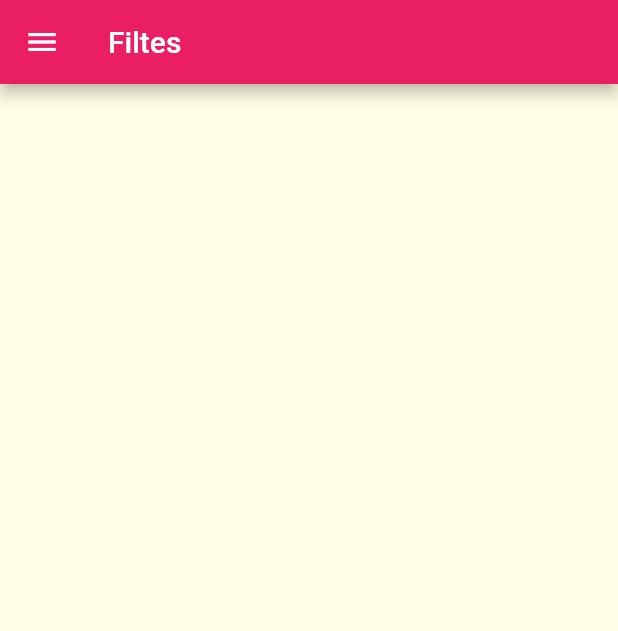
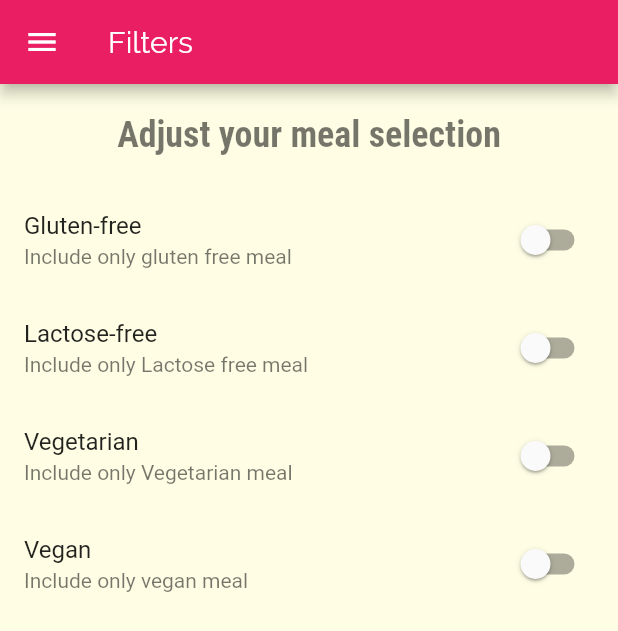
Before and after one commit to Sudhanva-Nadiger/foodie_bro, a Flutter app: the FilterScreen screen opened by its route, on a phone screen of 412 x 824 dp. Shown: the top 631 px of the screen. Run offline on Flutter 3.47's test engine with Material 2 defaults, Android fonts, the phone set to English and light mode, and no system bars.

Commit message:
filter screen content

```diff
--- a/lib/screens/filters_screen.dart
+++ b/lib/screens/filters_screen.dart
@@ -1,19 +1,108 @@
 import 'package:flutter/material.dart';
 import 'package:meals_app/widgets/main_drawer.dart';
 
-class FilterScreen extends StatelessWidget {
+class FilterScreen extends StatefulWidget {
   static const routeName = '/filter-page';
   const FilterScreen({Key? key}) : super(key: key);
+
+  @override
+  State<FilterScreen> createState() => _FilterScreenState();
+}
+
+class _FilterScreenState extends State<FilterScreen> {
+  var _glutenFree = false;
+  var _vegetarion = false;
+  var _vegan = false;
+  var _lactoseFree = false;
 
   @override
   Widget build(BuildContext context) {
     return SafeArea(
       child: Scaffold(
         appBar: AppBar(
-          title: const Text('Filtes'),
+          title: const Text(
+            'Filters',
+            style: TextStyle(fontFamily: 'Raleway'),
+          ),
         ),
         drawer: const MainDrawer(),
+        body: Column(
+          children: [
+            Container(
+              padding: const EdgeInsets.all(20),
+              child: Text(
+                'Adjust your meal selection',
+                style: Theme.of(context).textTheme.headline1,
+              ),
+            ),
+            Expanded(
+              child: ListView(
+                children: [
+                  _buildSwitchTile(
+                    'Gluten-free',
+                    'Include only gluten free meal',
+                    _glutenFree,
+                    (val) {
+                      setState(
+                        () {
+                          _glutenFree = val;
+                        },
+                      );
+                    },
+                  ),
+                  _buildSwitchTile(
+                    'Lactose-free',
+                    'Include only Lactose free meal',
+                    _lactoseFree,
+                    (val) {
+                      setState(
+                        () {
+                          _lactoseFree = val;
+                        },
+                      );
+                    },
+                  ),
+                  _buildSwitchTile(
+                    'Vegetarian',
+                    'Include only Vegetarian meal',
+                    _vegetarion,
+                    (val) {
+                      setState(
+                        () {
+                          _vegetarion = val;
+                        },
+                      );
+                    },
+                  ),
+                  _buildSwitchTile(
+                    'Vegan',
+                    'Include only vegan meal',
+                    _vegan,
+                    (val) {
+                      setState(
+                        () {
+                          _vegan = val;
+                        },
+                      );
+                    },
+                  ),
+                ],
+              ),
+            )
+          ],
+        ),
       ),
     );
   }
+
+  Widget _buildSwitchTile(
+      String title, String info, bool initVal, Function updateVal) {
+    return SwitchListTile(
+      value: initVal,
+      onChanged: (val) => updateVal(val),
+      title: Text(title),
+      subtitle: Text(info),
+      activeColor: Theme.of(context).colorScheme.secondary,
+    );
+  }
 }
--- a/notes.txt
+++ b/notes.txt
@@ -14,3 +14,4 @@
 - home property and initialRoute both mentioned: https://stackoverflow.com/questions/61157848/if-the-home-property-is-specified-the-routes-table-cannot-include-an-entry-for
 - initState() => runs only for the first time when the widget builds, used for api calls
 - didChangeDepndencies <=> useEffect, runs whenever the state changes
+- data sent by pop navigation method is accessed by .then method of that page push/pushNamed method
```
